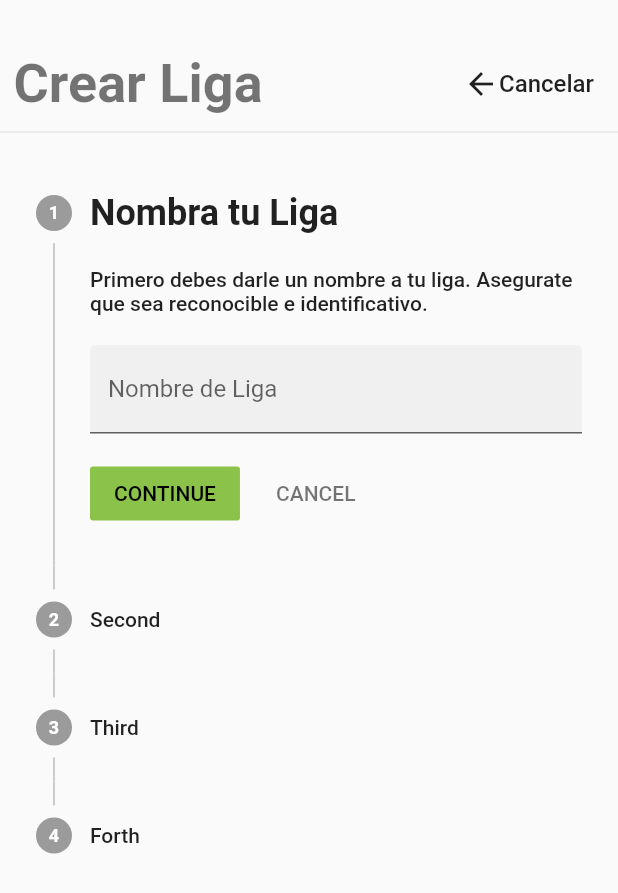
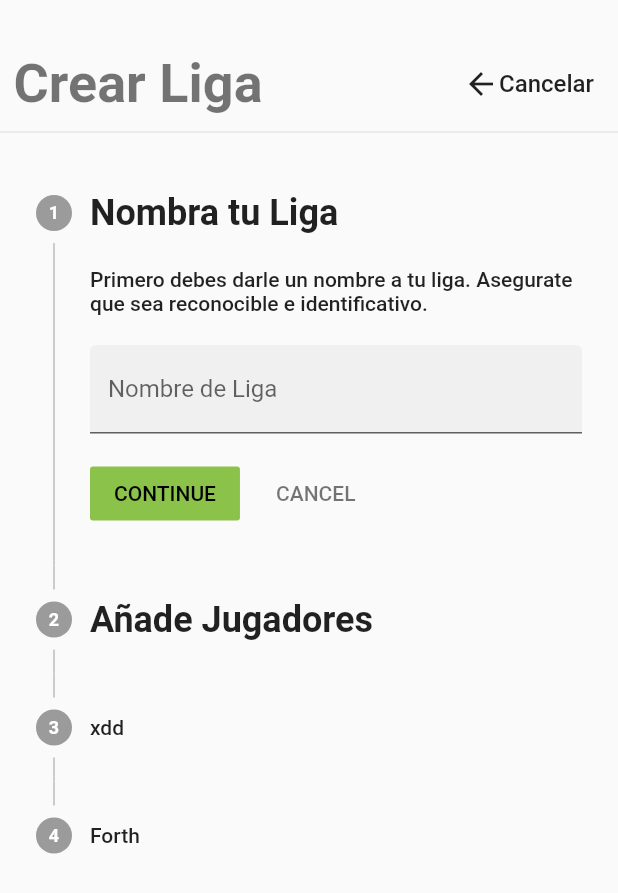
Before and after one commit to albertloma/Padel-Lovers-App, a Flutter app: the CreateLeaguePage screen opened directly, on a phone screen of 412 x 824 dp. Shown: the top 893 px of the screen. Run offline on Flutter 3.47's test engine with Material 2 defaults, Android fonts, the phone set to English and light mode, and no system bars; our stand-ins replace expansion_tile_card, material_design_icons_flutter; Roboto replaces fonts that are missing (Robotto).

Commit message:
added name input league

```diff
--- a/lib/src/createLeague.dart
+++ b/lib/src/createLeague.dart
@@ -1,4 +1,6 @@
 import 'package:flutter/material.dart';
+import 'package:padelloversapp/src/models/CouplePlayers.dart';
+import 'package:padelloversapp/src/models/League.dart';
 
 class CreateLeaguePage extends StatefulWidget {
   const CreateLeaguePage({Key key}) : super(key: key);
@@ -8,10 +10,16 @@ class CreateLeaguePage extends StatefulWidget {
 }
 
 class _CreateLeaguePageState extends State<CreateLeaguePage> {
+
+  League newLeague = new League();
   int _index = 0;
+  List<Widget> coupleList = [];
+  List<CouplePlayers> coupleListModel = [];
+
 
   @override
   Widget build(BuildContext context) {
+
     return Scaffold(
       body: BodyCreateLeague(context),
     );
@@ -50,19 +58,15 @@ class _CreateLeaguePageState extends State<CreateLeaguePage> {
     );
     ;
   }
-
   Widget stepperCreateLeague(BuildContext context) {
     return Container(
       margin: EdgeInsets.only(top: 10),
       child: Stepper(
         steps: [
-          Step1_NombrarLiga(context),
+          step1_NombrarLiga(context),
+          step2_JugadoresAdd(context),
           Step(
-            title: Text("Second"),
-            content: Text("This is our second example."),
-          ),
-          Step(
-            title: Text("Third"),
+            title: Text("xdd"),
             content: Text("This is our third example."),
           ),
           Step(
@@ -77,20 +81,22 @@ class _CreateLeaguePageState extends State<CreateLeaguePage> {
           });
         },
         onStepCancel: () {
-          print("You are clicking the cancel button.");
+          _index = _index;
         },
         onStepContinue: () {
+          //League Name Validation
           setState(() {
-            _index += _index;
+            _index += 1;
           });
-          print("You are clicking the continue button.");
+
+          printPlayerList();
         },
       ),
     );
   }
 
 
-  Step Step1_NombrarLiga(BuildContext context){
+  Step step1_NombrarLiga(BuildContext context){
     return Step(
             state: StepState.indexed,
             title:
@@ -106,16 +112,136 @@ class _CreateLeaguePageState extends State<CreateLeaguePage> {
               ),
               Padding(padding: EdgeInsets.all(10)),
               TextFormField(
+                validator: (value){
+                  if(value.isEmpty){
+                    return 'Porfavor, rellena este campo';
+                  }
+                  return null;
+                },
                     decoration: InputDecoration(
                       filled: true,
                       hintText: '',
                       labelText: 'Nombre de Liga',
                     ),
                     onChanged: (value) {
+                      setState(() {
+                        newLeague.name = value;
+                      });
                     },
                   ),
               ]
             ),
           );
   }
+
+  Step step2_JugadoresAdd(BuildContext context){
+    return Step(
+            state: StepState.indexed,
+            title:
+             Text(
+              "Añade Jugadores",
+              style: Theme.of(context).textTheme.headline5,
+            ),
+            content: Column(
+              children: [
+                Text(
+                "Ahora añade a todas las parejas de jugadores que van a participar en la liga ${newLeague.name == null ? '': newLeague.name}:",
+                style: Theme.of(context).textTheme.bodyText1,
+              ),
+              Padding(padding: EdgeInsets.all(10)),
+              Column(
+                children: coupleList,
+              ),
+                            if(coupleList.length > 0)
+              FlatButton(
+                    highlightColor: Colors.lightGreen[100],
+                    child: const Text(
+                      'Borrar última pareja',
+                      style: TextStyle(color: Colors.red, fontSize: 17),
+                    ),
+                    onPressed: () {
+                        setState(() {
+                          coupleList.removeLast();
+                          coupleListModel.removeLast();
+                        });
+                    },
+              ),
+              FlatButton(
+                    highlightColor: Colors.lightGreen[100],
+                    child: const Text(
+                      'Añadir nueva pareja',
+                      style: TextStyle(color: Colors.lightGreen, fontSize: 17),
+                    ),
+                    onPressed: () {
+                        setState(() {
+                          coupleList.add(coupleNameInputItem(coupleList.length+1));
+                          coupleListModel.add(CouplePlayers());
+                        });
+                    },
+              )
+              ]
+            ),
+          );
+  }
+
+
+  Widget coupleNameInputItem(int coupleNumber){
+    return Container(
+      child: Center(
+        child: Card(
+          shape: RoundedRectangleBorder(
+            borderRadius: BorderRadius.all(Radius.circular(0.0)),
+          ),
+          elevation: 5.0,
+          child: Container(
+            padding: EdgeInsets.only(top: 10, bottom: 10),
+            width: MediaQuery.of(context).size.width,
+            child: Column(children: [
+              ListTile(
+                title: Text(
+                  'Pareja ${coupleNumber}',
+                  style: Theme.of(context).textTheme.headline5,
+                ),
+                subtitle: Column(
+                  children: [
+                    TextFormField(
+                      decoration: InputDecoration(
+                        hintText: 'Nombre del Jugador 1',
+                      ),
+                      onChanged: (value) {
+                        setState(() {
+                          coupleListModel[coupleNumber-1].player1Name = value;
+                        });
+                      },
+                   ),
+                   TextFormField(
+                      decoration: InputDecoration(
+                        hintText: 'Nombre del Jugador 2',
+                      ),
+                      onChanged: (value) {
+                        setState(() {
+                          coupleListModel[coupleNumber-1].player2Name = value;
+                        });
+                      },
+                   )
+                  ]
+
+                ),
+              ),
+            ]),
+          ),
+        ),
+      ),
+    );
+  }
+
+  void printPlayerList(){
+    int i = 1;
+    for (var couple in coupleListModel) {
+      print('pareja '+i.toString());
+      print(couple.player1Name + ' and '+ couple.player2Name);
+      i++;
+    }
+  }
+
 }
--- /dev/null
+++ b/lib/src/models/CouplePlayers.dart
@@ -0,0 +1,9 @@
+
+
+class CouplePlayers{
+
+  String player1Name;
+  String player2Name;
+
+  CouplePlayers(){}
+}
--- /dev/null
+++ b/lib/src/models/League.dart
@@ -0,0 +1,14 @@
+
+
+import 'package:padelloversapp/src/models/CouplePlayers.dart';
+
+class League{
+  String id;
+  String name;
+  String hasPassword;
+  String password;
+  List<CouplePlayers> playerList;
+
+  League(){}
+
+}
```
Also changed, not shown: lib/main.dart (renamed from lib/src/main.dart).
